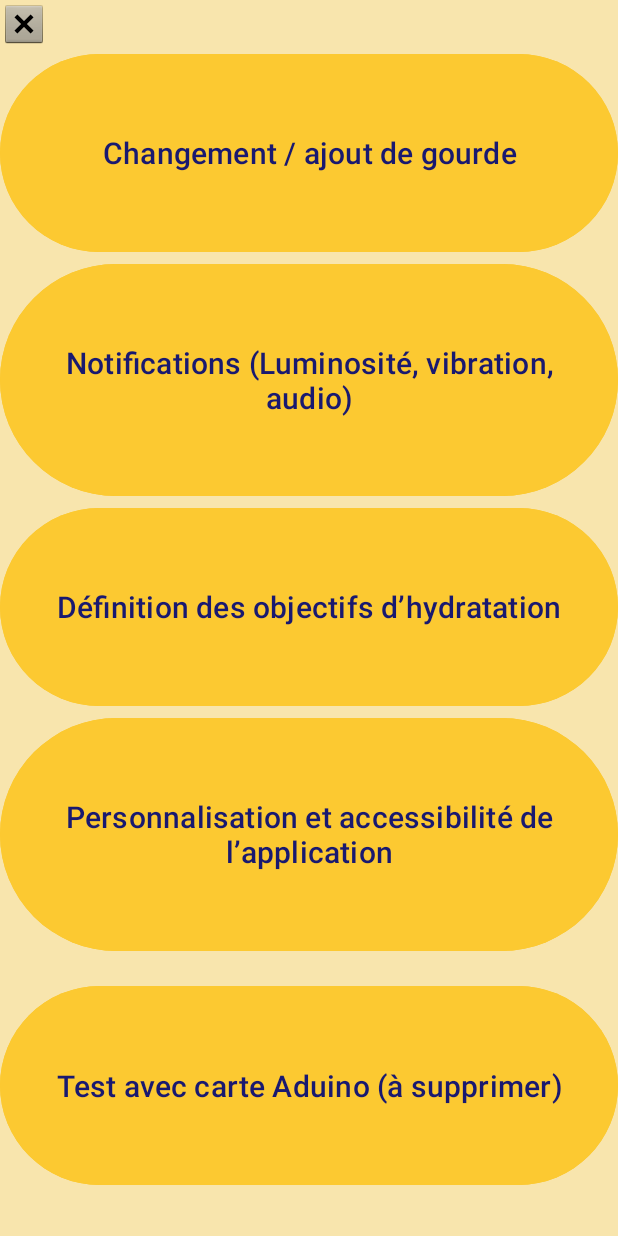
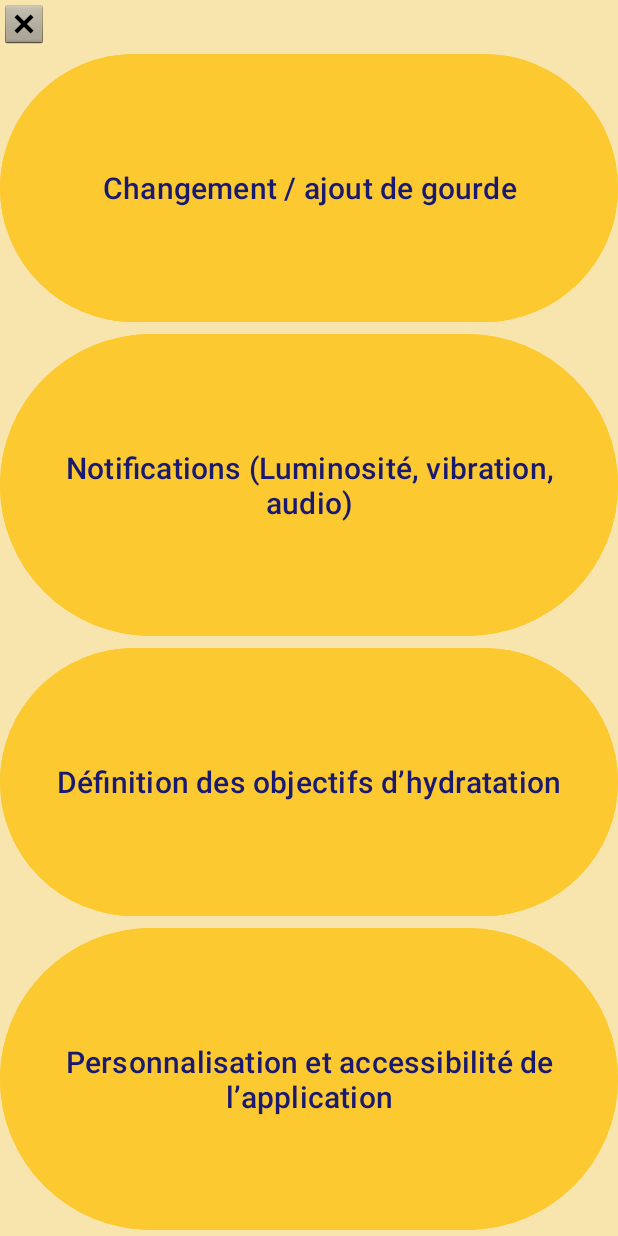
Before and after one commit to Mtouat/Hydrate-Reminder, an Android app: the screen it shows after launch (MainActivity), after a tap on "Paramètres", on a phone screen of 412 x 824 dp. Run offline under Robolectric (Android 15) with nearby library versions, the phone set to English and light mode, and no system bars; libraries missing offline, so code that uses them is left out: com.github.mikephil.charting, com.john.waveview, com.opencsv, com.opencsv.exceptions; Roboto replaces fonts that are not available here; 10 statements that could not run were skipped.

Commit message:
supp bouton test arduino

```diff
--- a/app/src/main/res/layout/fragment_menu__principal.xml
+++ b/app/src/main/res/layout/fragment_menu__principal.xml
@@ -54,16 +54,4 @@
         android:textColor="@color/texte_appli"
         android:textSize="20sp" />
 
-    <Button
-        android:id="@+id/btn_test_arduino"
-        android:layout_width="match_parent"
-        android:layout_height="wrap_content"
-        android:layout_marginTop="15sp"
-        android:layout_marginBottom="30sp"
-        android:layout_weight="1"
-        android:backgroundTint="@color/fond_boutons"
-        android:text="@string/btn_tests_arduino"
-        android:textColor="@color/texte_appli"
-        android:textSize="20sp"/>
-
 </LinearLayout>
```
Also changed, not shown: app/src/main/java/fr/univparis8/etud/hydratereminder/Menu_Principal.java (+1 -11 lines).
